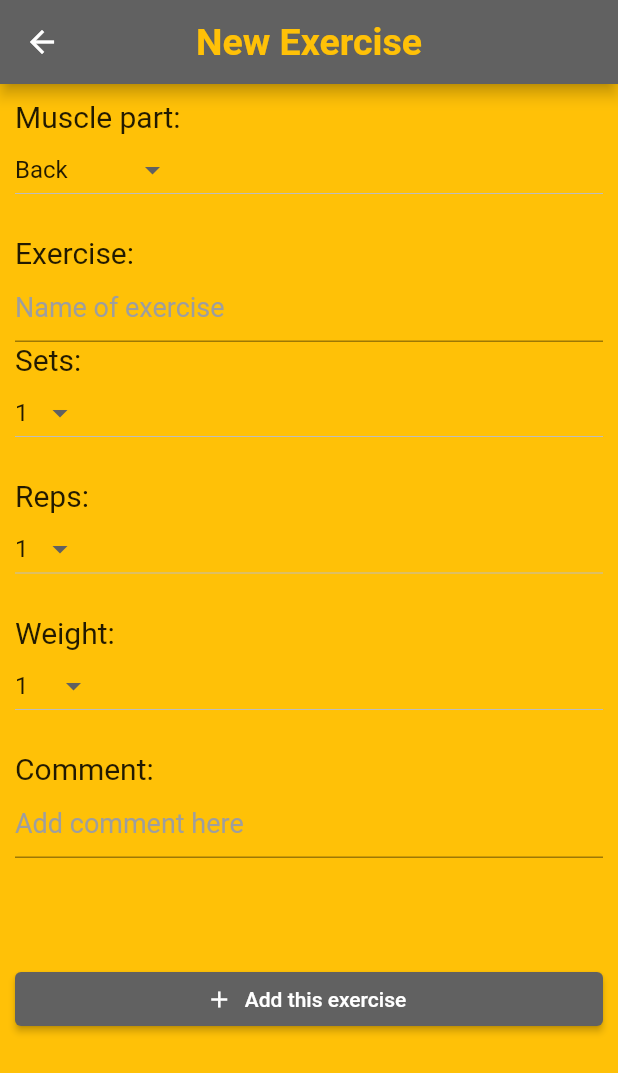
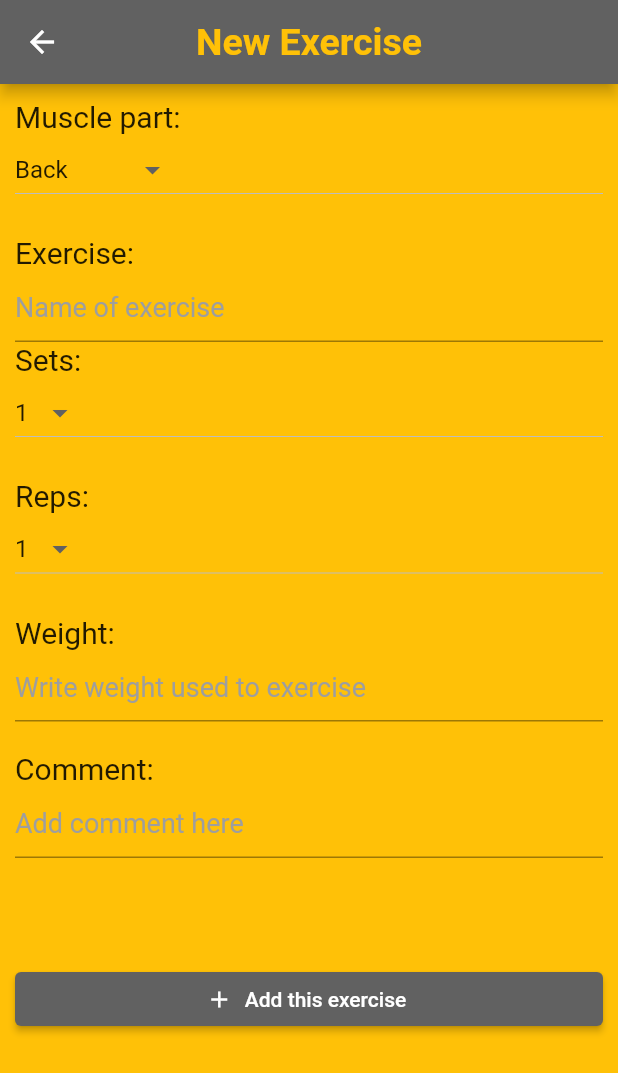
Before and after one commit to LukaszWalencik/Gym-App, a Flutter app: the screen it shows once a user with an empty profile is signed in, item 2 of the bottom bar chosen, after a tap on the "add" icon, on a phone screen of 412 x 824 dp. Shown: the top 1073 px of the screen. Run offline on Flutter 3.47's test engine with Material 2 defaults, Android fonts, the phone set to English and light mode, and no system bars; our stand-ins replace bloc, cloud_firestore, firebase_auth, firebase_core, flutter_bloc; accounts and stored records are empty; network calls fail.

Commit message:
Add StatsPage Add Text with errors during login or registrate

```diff
--- a/lib/app/features/bottomnavigationbar/account_page/account_page_content.dart
+++ b/lib/app/features/bottomnavigationbar/account_page/account_page_content.dart
@@ -1,3 +1,4 @@
+import 'package:firebase_auth/firebase_auth.dart';
 import 'package:flutter/material.dart';
 import 'package:gymapp/app/features/bottomnavigationbar/account_page/cubit/account_cubit.dart';
 import 'package:flutter_bloc/flutter_bloc.dart';
@@ -12,10 +13,6 @@ class AccountPage extends StatelessWidget {
 
   @override
   Widget build(BuildContext context) {
-    return BlocProvider(
-      create: (context) => AccountCubit(),
-      child: BlocBuilder<AccountCubit, AccountState>(
-        builder: (context, state) {
     return Scaffold(
       appBar: AppBar(
         centerTitle: true,
@@ -55,9 +52,6 @@ class AccountPage extends StatelessWidget {
             ),
           )),
     );
-        },
-      ),
-    );
   }
 }
 
@@ -70,7 +64,8 @@ class LogOutButton extends StatelessWidget {
   Widget build(BuildContext context) {
     return ElevatedButton(
       onPressed: () {
-        context.read<AccountCubit>().logOut();
+        FirebaseAuth.instance.signOut();
+        // context.read<AccountCubit>().logOut();
       },
       child: Text(
         'Logout',
@@ -80,18 +75,3 @@ class LogOutButton extends StatelessWidget {
     );
   }
 }
-
-// ElevatedButton.icon(
-//                 onPressed: () {
-//                   Navigator.of(context).push(
-//                     MaterialPageRoute(
-//                       builder: (_) => const NewTrainingDay(),
-//                     ),
-//                   );
-//                 },
-//                 icon: const Icon(Icons.add, size: 18),
-//                 label: const Text("Add Training Day"),
-//                 style: ElevatedButton.styleFrom(
-//                   primary: Colors.grey[700], // background color
-//                 ),
-//               ),
--- a/lib/app/features/bottomnavigationbar/newtrainingday/newexercise/newexercise_page.dart
+++ b/lib/app/features/bottomnavigationbar/newtrainingday/newexercise/newexercise_page.dart
@@ -13,11 +13,11 @@ class NewExercise extends StatefulWidget {
 class _NewExerciseState extends State<NewExercise> {
   final exercisecontroller = TextEditingController();
   final commentcontroller = TextEditingController();
+  final weightcontroller = TextEditingController();
 
   var musclepartlist = 'Back';
   var setnumber = '1';
   var repsnumber = '1';
-  var weight = '1';
 
   @override
   Widget build(BuildContext context) {
@@ -116,21 +116,18 @@ class _NewExerciseState extends State<NewExercise> {
               ),
               const SizedBox(height: 20),
               const Text('Weight:', style: TextStyle(fontSize: 20)),
-              DropdownButton<String>(
-                value: weight,
-                onChanged: (String? weightnumber) {
-                  setState(() {
-                    weight = weightnumber!;
-                  });
-                },
-                items:
-                    List.generate(200, (int index) => ((index + 1)).toString())
-                        .map<DropdownMenuItem<String>>((String weights) {
-                  return DropdownMenuItem<String>(
-                    value: weights,
-                    child: Text(weights.toString()),
-                  );
-                }).toList(),
+              TextField(
+                style: const TextStyle(
+                  fontSize: (20),
+                ),
+                controller: weightcontroller,
+                decoration: InputDecoration(
+                  hintText: 'Write weight used to exercise',
+                  hintStyle: TextStyle(
+                    color: Colors.grey[500],
+                    fontSize: 18,
+                  ),
+                ),
               ),
               const SizedBox(height: 20),
               const Text('Comment:', style: TextStyle(fontSize: 20)),
@@ -158,7 +155,7 @@ class _NewExerciseState extends State<NewExercise> {
                     'muslepart': musclepartlist,
                     'reps': repsnumber,
                     'sets': setnumber,
-                    'weight': weight
+                    'weight': weightcontroller.text,
                   });
                   Navigator.of(context).pop();
                 },
--- a/lib/app/features/bottomnavigationbar/newtrainingday/newtrainingday_page.dart
+++ b/lib/app/features/bottomnavigationbar/newtrainingday/newtrainingday_page.dart
@@ -12,6 +12,7 @@ class NewTrainingDay extends StatelessWidget {
   Widget build(BuildContext context) {
     return Scaffold(
       appBar: AppBar(
+        actions: [IconButton(onPressed: () {}, icon: Icon(Icons.done))],
         centerTitle: true,
         backgroundColor: Colors.grey[700],
         title: const Text(
@@ -50,20 +51,13 @@ class NewTrainingDay extends StatelessWidget {
                     child: Column(
                       mainAxisAlignment: MainAxisAlignment.end,
                       children: [
-                        TextField(
-                            style: TextStyle(color: Colors.amber),
-                            cursorColor: Colors.amber,
-                            decoration: InputDecoration(
-                                prefixIcon: Icon(
-                                  Icons.title,
-                                  color: Colors.amber,
+                        Padding(
+                          padding: const EdgeInsets.symmetric(vertical: 8.0),
+                          child: Text(
+                            'Add an exercise using a plus button',
+                            style: TextStyle(fontSize: 20),
                           ),
-                                hintText: 'Day name',
-                                filled: true,
-                                fillColor: Colors.grey[700],
-                                border: OutlineInputBorder(
-                                    borderSide:
-                                        BorderSide(color: Colors.amber)))),
+                        ),
                         for (final document in documents) ...[
                           Dismissible(
                             key: ValueKey(document.id),
@@ -73,6 +67,8 @@ class NewTrainingDay extends StatelessWidget {
                                   .doc(document.id)
                                   .delete();
                             },
+                            child: Padding(
+                              padding: const EdgeInsets.all(8.0),
                               child: Container(
                                 padding: EdgeInsets.all(20),
                                 color: Colors.grey[700],
@@ -80,12 +76,12 @@ class NewTrainingDay extends StatelessWidget {
                                   children: [
                                     Row(
                                       children: [
-                                      Text('Comment:  ',
+                                        Text('Musclepart:  ',
                                             style: TextStyle(
                                                 fontWeight: FontWeight.bold,
                                                 fontSize: 16,
                                                 color: Colors.amber)),
-                                      Text(document['comment'],
+                                        Text(document['muslepart'],
                                             style: TextStyle(
                                                 fontWeight: FontWeight.bold,
                                                 fontSize: 16,
@@ -100,20 +96,6 @@ class NewTrainingDay extends StatelessWidget {
                                                 fontSize: 16,
                                                 color: Colors.amber)),
                                         Text(document['exercisename'],
-                                          style: TextStyle(
-                                              fontWeight: FontWeight.bold,
-                                              fontSize: 16,
-                                              color: Colors.amber)),
-                                    ],
-                                  ),
-                                  Row(
-                                    children: [
-                                      Text('Musclepart:  ',
-                                          style: TextStyle(
-                                              fontWeight: FontWeight.bold,
-                                              fontSize: 16,
-                                              color: Colors.amber)),
-                                      Text(document['muslepart'],
                                             style: TextStyle(
                                                 fontWeight: FontWeight.bold,
                                                 fontSize: 16,
@@ -162,7 +144,22 @@ class NewTrainingDay extends StatelessWidget {
                                                 color: Colors.amber)),
                                       ],
                                     ),
+                                    Row(
+                                      children: [
+                                        Text('Comment:  ',
+                                            style: TextStyle(
+                                                fontWeight: FontWeight.bold,
+                                                fontSize: 16,
+                                                color: Colors.amber)),
+                                        Text(document['comment'],
+                                            style: TextStyle(
+                                                fontWeight: FontWeight.bold,
+                                                fontSize: 16,
+                                                color: Colors.amber)),
                                       ],
+                                    ),
+                                  ],
+                                ),
                               ),
                             ),
                           ),
--- a/lib/app/features/bottomnavigationbar/training_days/training_days_content.dart
+++ b/lib/app/features/bottomnavigationbar/training_days/training_days_content.dart
@@ -1,12 +1,18 @@
 import 'package:cloud_firestore/cloud_firestore.dart';
+import 'package:firebase_auth/firebase_auth.dart';
 import 'package:flutter/material.dart';
+import 'package:gymapp/app/features/home_page/home_page_content.dart';
+import 'package:gymapp/app/features/bottomnavigationbar/account_page/account_page_content.dart';
 import 'package:gymapp/app/features/bottomnavigationbar/newtrainingday/newtrainingday_page.dart';
 
 class TrainingDays extends StatefulWidget {
   const TrainingDays({
+    required this.email,
+    required this.user,
     Key? key,
   }) : super(key: key);
-
+  final String? email;
+  final User user;
   @override
   State<TrainingDays> createState() => _TrainingDaysState();
 }
@@ -18,6 +24,17 @@ class _TrainingDaysState extends State<TrainingDays> {
   Widget build(BuildContext context) {
     return Scaffold(
       appBar: AppBar(
+        actions: [
+          IconButton(
+              onPressed: () {
+                Navigator.of(context).push(
+                  MaterialPageRoute(
+                    builder: (_) => AccountPage(email: widget.user.email),
+                  ),
+                );
+              },
+              icon: Icon(Icons.person))
+        ],
         centerTitle: true,
         backgroundColor: Colors.grey[700],
         title: Text(
@@ -40,6 +57,7 @@ class _TrainingDaysState extends State<TrainingDays> {
           FirebaseFirestore.instance.collection('day').add({
             'number': dayname.text,
           });
+          daycontroller.clear();
         },
       ),
       body: StreamBuilder<QuerySnapshot>(
@@ -52,7 +70,7 @@ class _TrainingDaysState extends State<TrainingDays> {
                 children: [
                   for (final document in documents) ...[
                     Padding(
-                      padding: const EdgeInsets.all(15.0),
+                      padding: const EdgeInsets.all(10.0),
                       child: Dismissible(
                         key: ValueKey(document.id),
                         onDismissed: (_) {
@@ -67,9 +85,8 @@ class _TrainingDaysState extends State<TrainingDays> {
                                 builder: (_) => NewTrainingDay()));
                           },
                           child: Container(
-                            height: 100,
+                            height: 80,
                             width: 100,
-                            padding: EdgeInsets.all(20),
                             color: Colors.grey[700],
                             child: Row(
                               mainAxisAlignment: MainAxisAlignment.center,
@@ -93,10 +110,16 @@ class _TrainingDaysState extends State<TrainingDays> {
                     padding: EdgeInsets.all(15.0),
                     child: TextField(
                       decoration: InputDecoration(
-                          hintText: 'Name of the day',
-                          border: OutlineInputBorder(
-                              borderSide:
-                                  BorderSide(width: 10, color: Colors.red))),
+                        filled: true,
+                        fillColor: Colors.black38,
+                        hintText:
+                            'Write name of the training day and click add',
+                        hintStyle: TextStyle(fontSize: 15),
+                        focusedBorder: OutlineInputBorder(
+                          borderSide:
+                              BorderSide(color: Colors.white, width: 2.0),
+                        ),
+                      ),
                       controller: daycontroller,
                     ),
                   )
@@ -104,63 +127,6 @@ class _TrainingDaysState extends State<TrainingDays> {
               ),
             );
           }),
-
-      // Container(
-      //   color: Colors.amber,
-      //   child: ListView(
-      //     children: [
-      //       Padding(
-      //         padding: const EdgeInsets.all(10.0),
-      //         child: Row(
-      //           mainAxisAlignment: MainAxisAlignment.spaceBetween,
-      //           children: [
-      //             Padding(
-      //               padding: const EdgeInsets.all(10.0),
-      //               child: Column(
-      //                 children: [
-      //                   Container(
-      //                     height: 150,
-      //                     width: 150,
-      //                     color: Colors.grey[700],
-      //                     child: Center(
-      //                       child: Text(
-      //                         '1dzien',
-      //                         style: TextStyle(
-      //                             color: Colors.amber,
-      //                             fontSize: 25,
-      //                             fontWeight: FontWeight.w600),
-      //                       ),
-      //                     ),
-      //                   ),
-      //                 ],
-      //               ),
-      //             ),
-      //             Padding(
-      //               padding: const EdgeInsets.all(10.0),
-      //               child: Column(
-      //                 children: [
-      //                   Container(
-      //                     color: Colors.grey[700],
-      //                     child: SizedBox(
-      //                       child: Center(
-      //                           child: Text('1dzien',
-      //                               style: TextStyle(
-      //                                   color: Colors.amber,
-      //                                   fontSize: 25,
-      //                                   fontWeight: FontWeight.w600))),
-      //                       height: 150,
-      //                       width: 150,
-      //                     ),
-      //                   ),
-      //                 ],
-      //               ),
-      //             ),
-      //           ],
-      //         ),
-      //       ),
-      //     ],
-      //   ),
-      // ),
     );
   }
 }
--- a/lib/app/features/home_page/home_page_content.dart
+++ b/lib/app/features/home_page/home_page_content.dart
@@ -2,6 +2,7 @@ import 'package:firebase_auth/firebase_auth.dart';
 import 'package:flutter/material.dart';
 import 'package:gymapp/app/features/bottomnavigationbar/account_page/account_page_content.dart';
 import 'package:gymapp/app/features/bottomnavigationbar/newtrainingday/newtrainingday_page.dart';
+import 'package:gymapp/app/features/bottomnavigationbar/statspage/statspage_content.dart';
 import 'package:gymapp/app/features/bottomnavigationbar/training_days/training_days_content.dart';
 
 class HomePage extends StatefulWidget {
@@ -16,7 +17,7 @@ class HomePage extends StatefulWidget {
 }
 
 class _HomePageState extends State<HomePage> {
-  var currentIndex = 2;
+  var currentIndex = 0;
 
   @override
   Widget build(BuildContext context) {
@@ -24,15 +25,20 @@ class _HomePageState extends State<HomePage> {
       body: Builder(
         builder: (context) {
           if (currentIndex == 0) {
-            return TrainingDays();
+            return TrainingDays(
+              email: widget.user.email,
+              user: widget.user,
+            );
           }
           if (currentIndex == 1) {
             return NewTrainingDay();
           }
 
-          return AccountPage(
-            email: widget.user.email,
-          );
+          return StatsPage();
+
+          // return AccountPage(
+          //   email: widget.user.email,
+          // );
         },
       ),
       bottomNavigationBar: BottomNavigationBar(
@@ -50,7 +56,8 @@ class _HomePageState extends State<HomePage> {
               icon: Icon(Icons.fitness_center), label: 'Trainig Days'),
           BottomNavigationBarItem(
               icon: Icon(Icons.add), label: 'Create New Day'),
-          BottomNavigationBarItem(icon: Icon(Icons.person), label: 'Account'),
+          BottomNavigationBarItem(
+              icon: Icon(Icons.leaderboard), label: 'Statistics'),
         ],
       ),
     );
--- a/lib/app/features/login_page/login_page_content.dart
+++ b/lib/app/features/login_page/login_page_content.dart
@@ -23,10 +23,9 @@ class _LoginPageState extends State<LoginPage> {
 
   @override
   Widget build(BuildContext context) {
-    return BlocProvider(
-      create: (context) => LoginCubit(),
-      child: BlocBuilder<LoginCubit, LoginState>(
-        builder: (context, state) {
+    return StreamBuilder<User?>(
+        stream: null,
+        builder: (context, snapshot) {
           return Scaffold(
             appBar: AppBar(
               centerTitle: true,
@@ -48,16 +47,23 @@ class _LoginPageState extends State<LoginPage> {
                   child: Column(
                     mainAxisAlignment: MainAxisAlignment.center,
                     children: [
-                      Text(creatingAccount == false
-                          ? 'Zaloguj Się'
-                          : 'Zarejestruj sie'),
+                      Text(
+                        creatingAccount == false
+                            ? 'Zaloguj Się'
+                            : 'Zarejestruj sie',
+                        style: TextStyle(
+                          fontWeight: FontWeight.bold,
+                          fontSize: 15,
+                          color: Colors.white,
+                        ),
+                      ),
                       SizedBox(
                         height: 50,
                       ),
                       TextField(
-                          onChanged: (emailValue) {
-                            context.read<LoginCubit>().emailEnter(emailValue);
-                          },
+                          // onChanged: (emailValue) {
+                          //   context.read<LoginCubit>().emailEnter(emailValue);
+                          // },
                           controller: widget.emailController,
                           style: TextStyle(color: Color(0xff616161)),
                           cursorColor: Color(0xff616161),
@@ -77,11 +83,11 @@ class _LoginPageState extends State<LoginPage> {
                         height: 15,
                       ),
                       TextField(
-                        onChanged: (passwordValue) {
-                          context
-                              .read<LoginCubit>()
-                              .passwordEnter(passwordValue);
-                        },
+                        // onChanged: (passwordValue) {
+                        //   context
+                        //       .read<LoginCubit>()
+                        //       .passwordEnter(passwordValue);
+                        // },
                         obscureText: true,
                         controller: widget.passwordController,
                         cursorColor: Color(0xff616161),
@@ -101,6 +107,16 @@ class _LoginPageState extends State<LoginPage> {
                       SizedBox(
                         height: 20,
                       ),
+                      Text(
+                        errorMessage,
+                        style: TextStyle(
+                            color: Colors.red,
+                            fontSize: 15,
+                            fontWeight: FontWeight.bold),
+                      ),
+                      SizedBox(
+                        height: 20,
+                      ),
                       ElevatedButton(
                           onPressed: () async {
                             if (creatingAccount == true) {
@@ -110,12 +126,12 @@ class _LoginPageState extends State<LoginPage> {
                                         email: widget.emailController.text,
                                         password:
                                             widget.passwordController.text);
+                              } catch (error) {
+                                setState(() {
+                                  errorMessage = 'Something went wrong!';
+                                });
                                 widget.emailController.clear();
                                 widget.passwordController.clear();
-                              } catch (error) {
-                                setState(() {
-                                  errorMessage = error.toString();
-                                });
                               }
                             } else {
                               try {
@@ -129,12 +145,10 @@ class _LoginPageState extends State<LoginPage> {
                                 // widget.onCreate();
                               } catch (error) {
                                 setState(() {
-                                  errorMessage =
-                                      'Nie ma takiego użytkownika lub wprowadzono zle hasło';
-                                  // print(errorMessage);
-                                  widget.emailController.clear();
-                                  widget.passwordController.clear();
+                                  errorMessage = 'Wrong email or password!';
                                 });
+                                widget.emailController.clear();
+                                widget.passwordController.clear();
                               }
                             }
                           },
@@ -152,6 +166,7 @@ class _LoginPageState extends State<LoginPage> {
                           onPressed: () {
                             setState(() {
                               creatingAccount = true;
+                              errorMessage = '';
                             });
                           },
                           child: Text(
@@ -177,8 +192,6 @@ class _LoginPageState extends State<LoginPage> {
               ),
             ),
           );
-        },
-      ),
-    );
+        });
   }
 }
```
Also changed, not shown: lib/app/features/bottomnavigationbar/statspage/statspage_content.dart (added, +10 -0 lines). Lines whose indentation alone changed are shown as unchanged.
